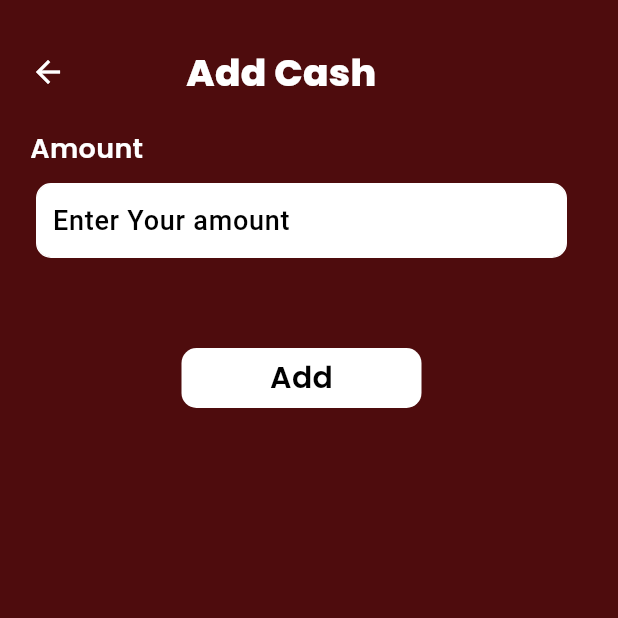
After one commit to PIYUSHPRAJAPATI2715/game, a Flutter app: the AddCash screen opened by its route, on a phone screen of 412 x 824 dp, the top half of it. The commit adds this screen. Run offline on Flutter 3.47's test engine with Material 2 defaults, Android fonts, the phone set to English and light mode, and no system bars; our stand-ins replace fluttertoast, form_field_validator, get, google_fonts, loading_animation_widget, shared_preferences; accounts and stored records are empty; network calls fail.

Commit message:
15-8-2023

```diff
--- a/lib/routers/my_routers.dart
+++ b/lib/routers/my_routers.dart
@@ -2,6 +2,7 @@ import 'package:get/get_navigation/src/routes/get_route.dart';
 
 import '../bottom_nav_bar.dart';
 import '../screens/Withdraw_popup.dart';
+import '../screens/add_cash_screne.dart';
 import '../screens/add_withDrew.dart';
 import '../screens/blue_popup.dart';
 import '../screens/red_add_money_popup.dart';
@@ -13,6 +14,7 @@ import '../screens/my_profile_screen.dart';
 import '../screens/second_page.dart';
 import '../screens/signin_scren.dart';
 import '../screens/signup_page.dart';
+import '../screens/splash1.dart';
 import '../screens/third_page.dart';
 import '../screens/tie_popup.dart';
 import '../screens/transistion_page.dart';
@@ -21,6 +23,7 @@ import '../screens/withdrawl_request.dart';
 
 class MyRouters{
   static var signInPage = "/signInPage";
+  static var splash = "/splash";
   static var signupPage = "/signupPage";
   static var withdrawlPage = "/withdrawlPage";
   static var firstPage = "/firstPage";
@@ -36,8 +39,11 @@ class MyRouters{
   static var tieAddMoneyPopup = "/tieAddMoneyPopup";
   static var withDrawPopup = "/withDrawPopup";
   static var addWithDraw = "/addWithDraw";
+  static var addCash = "/addCash";
   static var route = [
- GetPage(name: '/', page: () =>  const SignInPage()),
+ GetPage(name: '/', page: () =>  const Splash()),
+ GetPage(name: '/signInPage', page: () =>  const SignInPage()),
+ GetPage(name: '/addCash', page: () =>  const AddCash()),
  GetPage(name: '/addWithDraw', page: () =>  const AddWithDraw()),
  GetPage(name: '/signupPage', page: () =>  const SignupPage()),
  GetPage(name: '/withDrawPopup', page: () =>  const WithDrawPopup()),
--- /dev/null
+++ b/lib/screens/add_cash_screne.dart
@@ -0,0 +1,161 @@
+import 'package:flutter/material.dart';
+import 'package:form_field_validator/form_field_validator.dart';
+import 'package:get/get.dart';
+import 'package:google_fonts/google_fonts.dart';
+
+import '../models/model_add_withDrewl.dart';
+import '../models/model_user_bet.dart';
+import '../repository/add_withdraw_repo.dart';
+import '../repository/user_bet_repo.dart';
+import '../resources.dart';
+import '../resourses/api_constant.dart';
+class AddCash extends StatefulWidget {
+  const AddCash({Key? key}) : super(key: key);
+
+  @override
+  State<AddCash> createState() => _AddCashState();
+}
+
+class _AddCashState extends State<AddCash> {
+  String selectedValue = "success";
+
+  List<DropdownMenuItem<String>> get dropdownItems {
+    List<DropdownMenuItem<String>> menuItems = [
+      const DropdownMenuItem(value: "success", child: Text("success")),
+      const DropdownMenuItem(value: "pending", child: Text("pending")),
+      const DropdownMenuItem(value: "cancel", child: Text("cancel")),
+    ];
+    return menuItems;
+  }
+  Rx<RxStatus> statusOfAdd= RxStatus.empty().obs;
+  TextEditingController amountController = TextEditingController();
+  TextEditingController upiController = TextEditingController();
+  Rx<ModelAddWithdrawl> addWithdraw = ModelAddWithdrawl().obs;
+
+  userAdd() {
+    addWithdrawlRepo(
+      amount: amountController.text.trim(),
+      upiId: upiController.text.trim(),
+
+      context: context,
+    ).then((value) {
+      print(value.status.toString());
+      addWithdraw.value = value;
+      if (value.status == true) {
+
+        // Get.offNamed(MyRouters.thankyouPage);
+
+        statusOfAdd.value =
+            RxStatus.success();
+        showToast(value.message.toString());
+      } else {
+        statusOfAdd.value =
+            RxStatus.error();
+        showToast(value.message.toString());
+      }
+
+    });
+  }
+  @override
+  Widget build(BuildContext context) {
+    return  Scaffold(
+        backgroundColor: Color(0xFF4e0c0d),
+        body: SingleChildScrollView(
+            child:
+            Padding(
+              padding: const EdgeInsets.only(left: 20.0,right: 30),
+
+              child: Column(
+                mainAxisAlignment: MainAxisAlignment.start,
+                crossAxisAlignment: CrossAxisAlignment.start,
+                children: [
+                  SizedBox(
+                    height: 30,
+                  ),
+                  Row(
+                    mainAxisAlignment: MainAxisAlignment.start,
+                    children: [
+                      InkWell(
+                          onTap: () {
+                            Get.back();
+                          },
+                          child: Icon(
+                            Icons.arrow_back,
+                            color: Colors.white,
+                          )),
+                      SizedBox(
+                        width: 80,
+                      ),
+                      Center(
+                        child: Text(
+                          "Add Cash",
+                          style: GoogleFonts.poppins(
+                              color: Colors.white,
+                              fontSize: 25,
+                              fontWeight: FontWeight.w800),
+                          textAlign: TextAlign.center,
+                        ),
+                      ),
+                    ],
+                  ),
+                  SizedBox(height: 20,),
+                  Text('Amount ',  style: GoogleFonts.poppins(
+                      color: Colors.white,
+                      fontSize: 18,
+
+                      fontWeight: FontWeight.w600 ),),
+                  SizedBox(height: 10,),
+                  Padding(
+                      padding: const EdgeInsets.only(left: 4.0,right: 4),
+                      child: Container(
+                        decoration: BoxDecoration(
+                            color: Colors.white,
+                            borderRadius: BorderRadius.circular(10),
+                            border: Border.all(color: Colors.white,
+                                width:1)
+                        ),
+                        child: TextFormField (
+                          controller: amountController,
+                          decoration: InputDecoration(
+                            border: InputBorder.none,
+                            contentPadding: EdgeInsets.only(left: 10),
+                            hintText: 'Enter Your amount',
+                            hintStyle:   TextStyle(color: Colors.black,
+                                fontSize: 18,fontWeight: FontWeight.w500
+                            ),
+                          ),
+                        ),
+                      )
+
+                  ),
+
+
+                  SizedBox(height: 60,),
+                  InkWell(
+                    onTap: (){
+                      Get.back();
+                      // userAdd();
+                    },
+                    child: Center(
+                      child: Container(
+                        height: 40,
+                        width: 160,
+                        decoration: BoxDecoration(
+                            color: Colors.white,
+                            borderRadius: BorderRadius.circular(10)
+                        ),
+                        child: Center(child: Text('Add',  style: GoogleFonts.poppins(
+                            color: Colors.black,
+                            fontSize: 20,
+
+                            fontWeight: FontWeight.w600 ),)),
+                      ),
+                    ),
+                  )
+
+                ],
+              ),  )
+
+        ));
+  }
+}
```
Also changed, not shown: lib/screens/first_page.dart (+109 -81 lines), lib/screens/fourth_screen.dart (+7 -1 lines), lib/screens/signin_scren.dart (+12 -15 lines), lib/screens/splash1.dart (added, +63 -0 lines), assets/images/Splash Screen.png (added).
